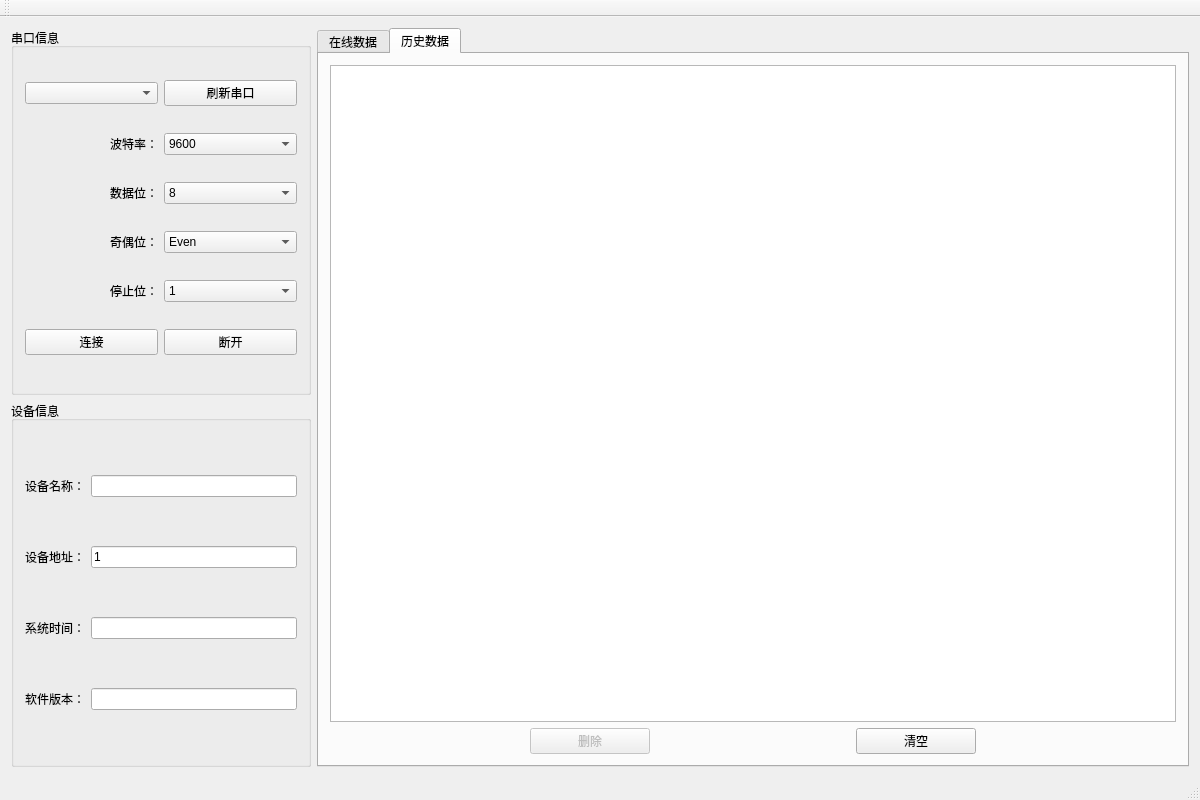
fzlgejiao/PTMS, file iTmsTest/iTmsTest.ui: the form before one commit.
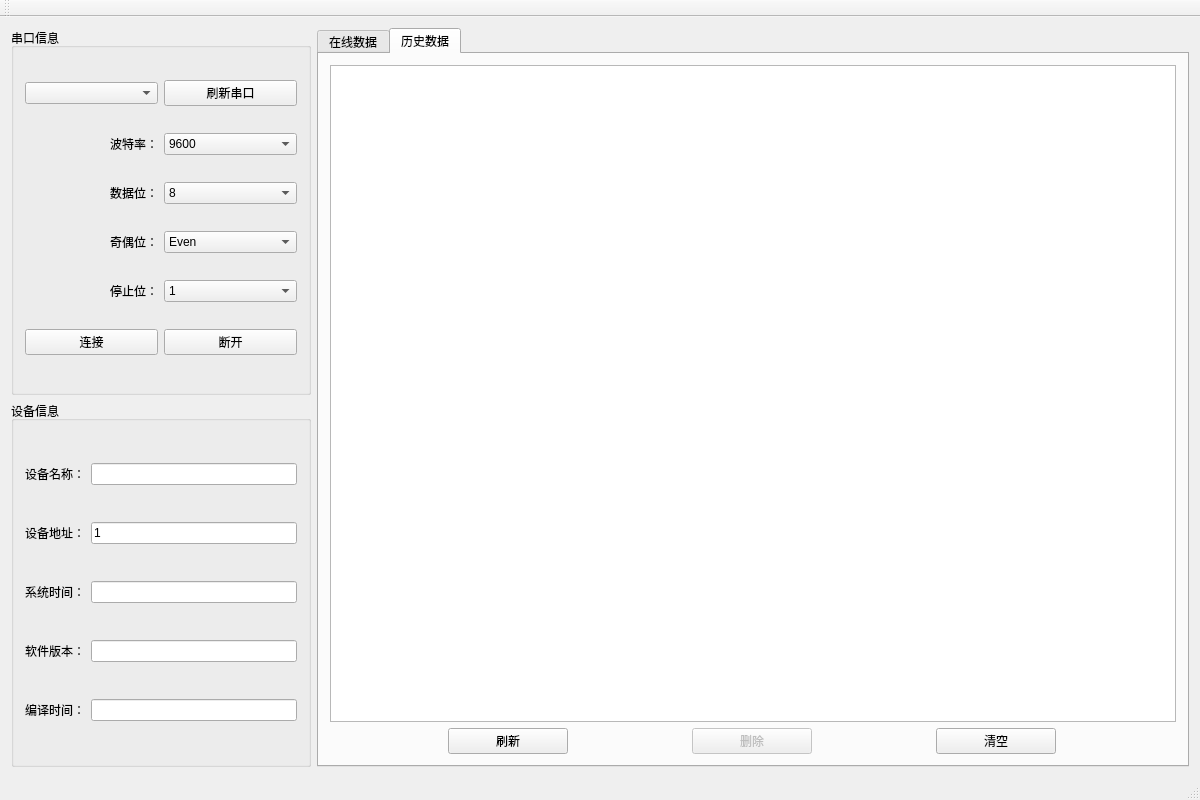
The form after the commit. The open tabs and pages were chosen to show the change.

Commit message: 1) refresh tag model in every 1s 2) munally refresh data model by clicking button 3) set timer 400ms to read modbus dataHandler 4) add compiled time

Diff of the .ui file:
```diff
--- a/iTmsTest/iTmsTest.ui
+++ b/iTmsTest/iTmsTest.ui
@@ -257,6 +257,20 @@
            </property>
           </widget>
          </item>
+         <item row="4" column="0">
+          <widget class="QLabel" name="label_11">
+           <property name="text">
+            <string>编译时间：</string>
+           </property>
+          </widget>
+         </item>
+         <item row="4" column="1">
+          <widget class="QLineEdit" name="leCompiledTime">
+           <property name="readOnly">
+            <bool>true</bool>
+           </property>
+          </widget>
+         </item>
         </layout>
        </widget>
       </item>
@@ -364,6 +378,22 @@
         </item>
         <item>
          <layout class="QHBoxLayout" name="horizontalLayout_2">
+          <item>
+           <widget class="QPushButton" name="btnRefreshData">
+            <property name="enabled">
+             <bool>true</bool>
+            </property>
+            <property name="maximumSize">
+             <size>
+              <width>120</width>
+              <height>16777215</height>
+             </size>
+            </property>
+            <property name="text">
+             <string>刷新</string>
+            </property>
+           </widget>
+          </item>
           <item>
            <widget class="QPushButton" name="btnDelete">
             <property name="enabled">
```
Left out of the diff: 31 changed lines with no effect on the pictures. The commit also changes 2 other files.
